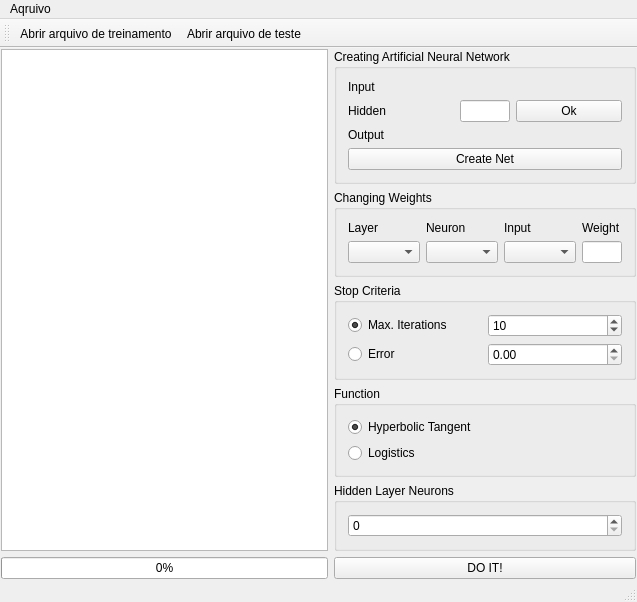
This is ANN_BP/mainwindow.ui in Akindart/ArtificialNeuralNetwork_BackPropagation as Qt 5 draws it before an edit. The edited form follows.
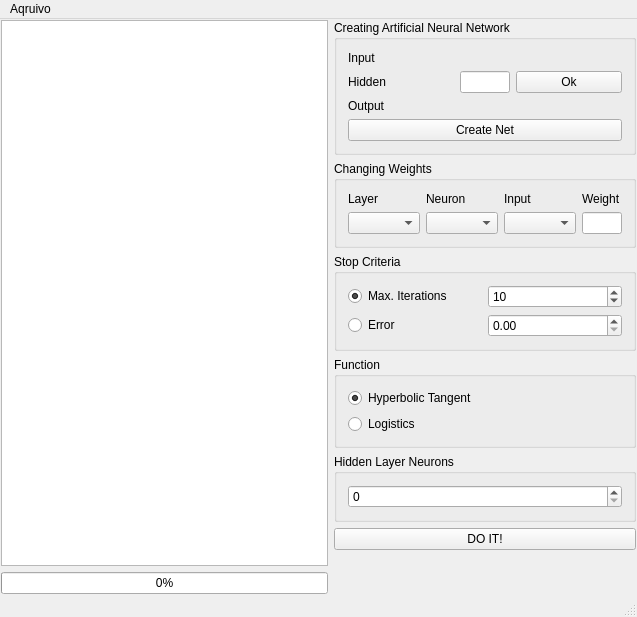
This is the edited form.

Commit message: calculo da quantidade de neuronio das camadas

Diff of the .ui file:
```diff
--- a/ANN_BP/mainwindow.ui
+++ b/ANN_BP/mainwindow.ui
@@ -7,7 +7,7 @@
     <x>0</x>
     <y>0</y>
     <width>637</width>
-    <height>519</height>
+    <height>617</height>
    </rect>
   </property>
   <property name="windowTitle">
@@ -324,16 +324,6 @@
     </item>
    </layout>
   </widget>
-  <widget class="QToolBar" name="mainToolBar">
-   <attribute name="toolBarArea">
-    <enum>TopToolBarArea</enum>
-   </attribute>
-   <attribute name="toolBarBreak">
-    <bool>false</bool>
-   </attribute>
-   <addaction name="actionAbrir_arquivo_de_treinamento"/>
-   <addaction name="actionAbrir_arquivo_de_teste"/>
-  </widget>
   <widget class="QStatusBar" name="statusBar"/>
   <widget class="QMenuBar" name="menuBar">
    <property name="geometry">
```
Left out of the diff: 8 changed lines with no effect on the pictures. The commit also changes 2 other files.
